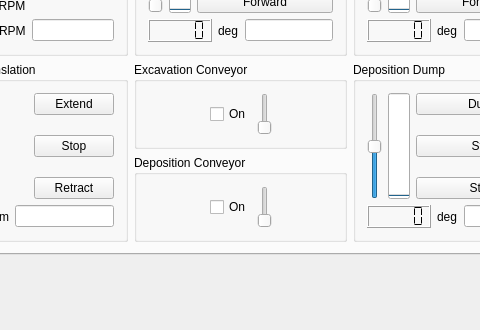
Old version of the form client/mainwindow.ui in the repository CWRUbotix/NASA-RMC-2017; both pictures show x 328 to 808 and y 371 to 701 of the 1200 by 701 pixel window.
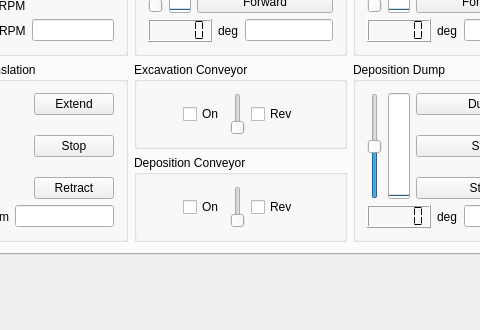
New version of the form. The open tabs and pages were chosen to show the change. Custom widgets are drawn as their Qt base class.

Commit message: Reverse checkbox for conveyors

```diff
--- a/client/mainwindow.ui
+++ b/client/mainwindow.ui
@@ -2419,19 +2419,26 @@
                <enum>Qt::NoFocus</enum>
               </property>
               <property name="minimum">
-               <number>-100</number>
+               <number>0</number>
               </property>
               <property name="maximum">
                <number>100</number>
               </property>
               <property name="value">
-               <number>-100</number>
+               <number>0</number>
               </property>
               <property name="orientation">
                <enum>Qt::Vertical</enum>
               </property>
              </widget>
             </item>
+            <item>
+             <widget class="QCheckBox" name="checkBox_ExcavationConveyorReverse">
+              <property name="text">
+               <string>Rev</string>
+              </property>
+             </widget>
+            </item>
             <item>
              <spacer name="horizontalSpacer_2">
               <property name="focusPolicy">
@@ -2696,19 +2703,26 @@
                <enum>Qt::NoFocus</enum>
               </property>
               <property name="minimum">
-               <number>-100</number>
+               <number>0</number>
               </property>
               <property name="maximum">
                <number>100</number>
               </property>
               <property name="value">
-               <number>-100</number>
+               <number>0</number>
               </property>
               <property name="orientation">
                <enum>Qt::Vertical</enum>
               </property>
              </widget>
             </item>
+            <item>
+             <widget class="QCheckBox" name="checkBox_2">
+              <property name="text">
+               <string>Rev</string>
+              </property>
+             </widget>
+            </item>
             <item>
              <spacer name="horizontalSpacer_4">
               <property name="focusPolicy">
```
Left out of the diff: 4 changed lines with no effect on the pictures. The commit also changes 1 other file.
